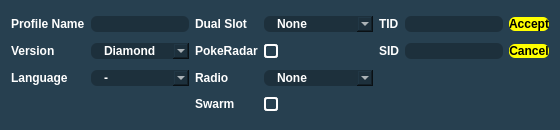
The window that Forms/Gen4/ProfileManager4NewEdit.ui (Admiral-Fish/PokeFinder) describes before a commit, drawn with Qt 5.
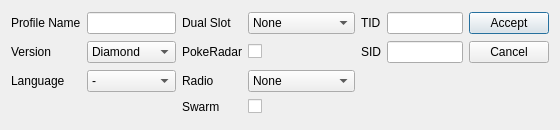
The same window after the commit. Custom widgets are drawn as their Qt base class.

What changed in the file:
```diff
--- a/Forms/Gen4/ProfileManager4NewEdit.ui
+++ b/Forms/Gen4/ProfileManager4NewEdit.ui
@@ -31,91 +31,6 @@
   <property name="windowTitle">
    <string>Profile Editor Gen 4</string>
   </property>
-  <property name="styleSheet">
-   <string notr="true">QDialog {
-	background-color: #274050;
-}
-
-QLineEdit {
-	qproperty-alignment: AlignCenter;
-	background-color: #1D303C;
-	border:none;
-	border-radius: 6px;
-	color: white;
-	font-family: &quot;Myriad Pro&quot;, Montserrat;
-	font-weight: 500;
-}
-
-QPushButton {
-	border: none;
-	border-radius: 6px;
-	color: black;
-	background-color: yellow;
-	font-family: &quot;Myriad Pro&quot;, Montserrat;
-	font-weight: 500;
-}
-
-QComboBox {
-	background-color: #1D303C;
-	border: none;
-	border-radius: 6px;
-	color: white;
-	padding-left: 13px;
-	font-family: &quot;Myriad Pro&quot;, Montserrat;
-	font-weight: 500;
-}
-
-QComboBox QListView{
-	color: white;
-	background-color: #1D303C;
-	border:1px solid black;
-	padding-left: 3px;
-}
-
-QComboBox::item:alternate {
-	background: #1D303C;
-}
-
-QComboBox::item:selected {
-	border: 1px solid transparent;
-	background: #003941;
-}
-
-QComboBox::indicator{
-	background-color:transparent;
-	selection-background-color:transparent;
-	color:transparent;
-	selection-color:transparent;
-}
-
-QComboBox::editable {
-	background-color: #1D303C;
-	border: none;
-	border-radius: 6px;
-	color: white;
-}
-
-QLabel {
-	color: white;
-	font-family: &quot;Myriad Pro&quot;, Montserrat;
-	font-weight: 500;
-}
-
-QCheckBox::indicator {
-	border: 2px solid white;
-	border-radius: 3px;
-	height: 10px;
-	width: 10px;
-}
-
-QCheckBox::indicator:unchecked {
-	background-color: #274050;
-}
-
-QCheckBox::indicator:checked {
-	background-color: white;
-}</string>
-  </property>
   <layout class="QGridLayout" name="gridLayout">
    <item row="2" column="0">
     <widget class="QLabel" name="labelLanguage">
```
